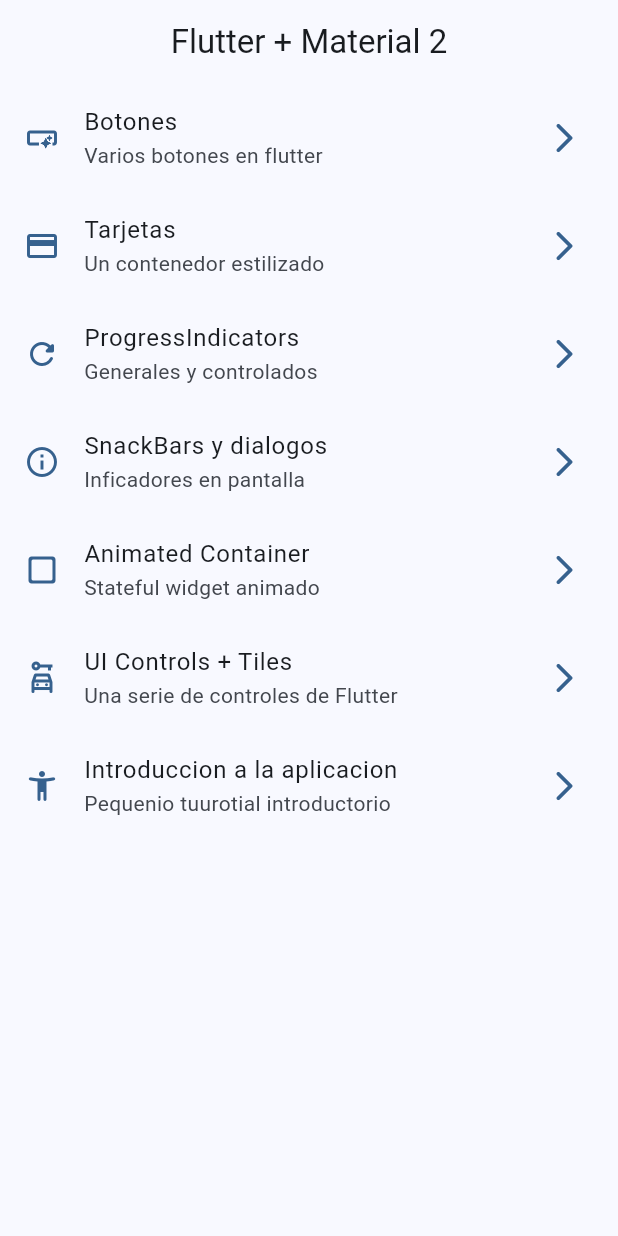
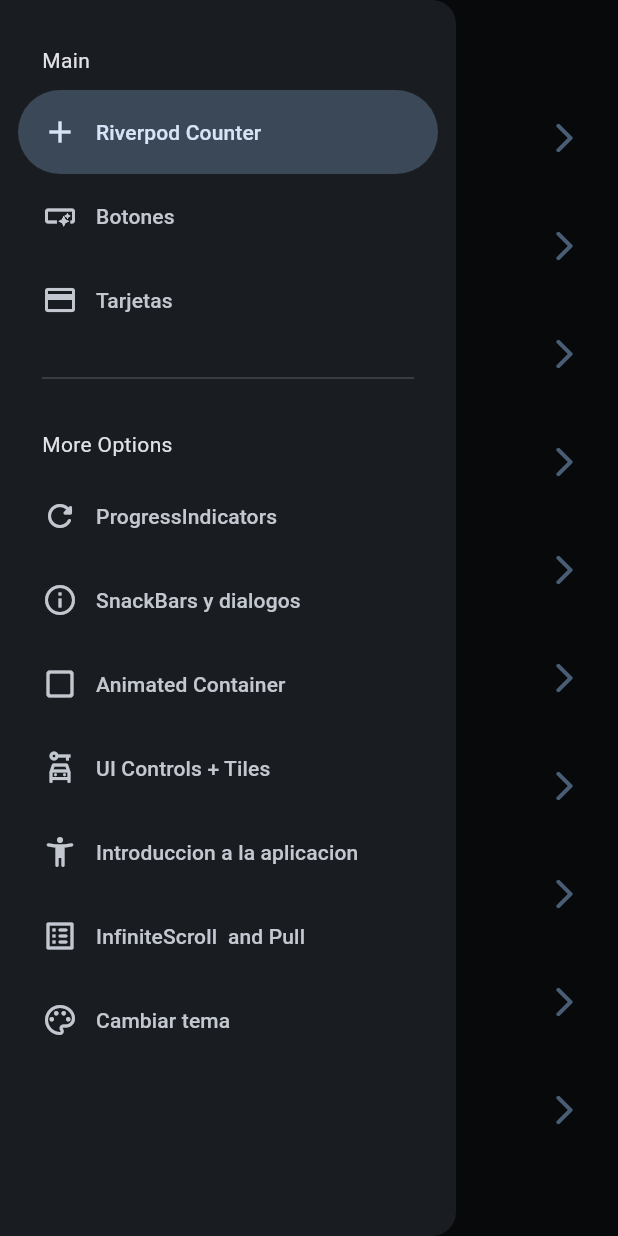
Before and after one commit to MilthonB/Flutter, a Flutter app: the screen it shows after launch, with the side drawer open (before the commit the screen has no drawer), on a phone screen of 412 x 824 dp. Run offline on Flutter 3.47's test engine with Material 3 defaults, Android fonts, the light colour scheme and no system bars; our stand-ins replace animate_do, dio, flutter_riverpod, go_router, google_fonts and 1 more; missing offline and left inert: dart:ffi.

Commit message:
Colors thmes dark

```diff
--- a/widgets_app/lib/config/menu/menu_items.dart
+++ b/widgets_app/lib/config/menu/menu_items.dart
@@ -19,6 +19,12 @@
 
 
 const appMenItem = <MenuItems>[
+  MenuItems(
+    title: 'Riverpod Counter',
+    icon: Icons.add,
+    sbTitle: 'Introudccion a riverpod',
+    link: '/riverpod'
+  ),
   MenuItems(
     title: 'Botones',
     icon: Icons.smart_button_outlined,
@@ -61,5 +67,17 @@
     sbTitle: 'Pequenio tuurotial introductorio',
     link: '/tutorial'
   ),
+  MenuItems(
+    title: 'InfiniteScroll  and Pull',
+    icon: Icons.list_alt_rounded,
+    sbTitle: 'Infinte list and pull to refresh',
+    link: '/infinite'
+  ),
+  MenuItems(
+    title: 'Cambiar tema',
+    icon: Icons.color_lens_outlined,
+    sbTitle: 'Cambiar tema de la aplicacion',
+    link: '/theme_changers'
+  ),
 
 ];
--- a/widgets_app/lib/config/router/app_router.dart
+++ b/widgets_app/lib/config/router/app_router.dart
@@ -1,7 +1,6 @@
 
 
 import 'package:go_router/go_router.dart';
-
 import '../../presentation/screens/screens.dart';
 
 final appRouter = GoRouter(
@@ -46,5 +45,20 @@
       path: '/tutorial',
       builder: (context, state) => const AppTutorialScreen(),
     ),
+    GoRoute(
+      name: InfiniteScrollScreen.name,
+      path: '/infinite',
+      builder: (context, state) => const InfiniteScrollScreen(),
+    ),
+    GoRoute(
+      name: CounterScreen.name,
+      path: '/riverpod',
+      builder: (context, state) => const CounterScreen(),
+    ),
+    GoRoute(
+      name: ThemeChangerScreen.name,
+      path: '/theme_changers',
+      builder: (context, state) => const ThemeChangerScreen(),
+    ),
   ]
 );
--- a/widgets_app/lib/config/theme/app_theme.dart
+++ b/widgets_app/lib/config/theme/app_theme.dart
@@ -21,13 +21,16 @@
 
   final int selectedColor;
 
+  final isDarkMode;
 
   AppTheme({
-    this.selectedColor = 0
+    this.selectedColor = 0,
+    this.isDarkMode = false
   }): assert( selectedColor >= 0, 'El color seleccionado debe ser mayo a 0 ' ),
       assert( selectedColor < colorList.length, ' El color tiene que ser meno o igual a ${colorList.length}' );
 
   ThemeData getTheme()  => ThemeData(
+    brightness: isDarkMode ? Brightness.dark : Brightness.light,
       colorSchemeSeed: colorList[selectedColor],
       appBarTheme: AppBarTheme(
         centerTitle: true
--- a/widgets_app/lib/main.dart
+++ b/widgets_app/lib/main.dart
@@ -1,21 +1,27 @@
 import 'package:flutter/material.dart';
+import 'package:flutter_riverpod/flutter_riverpod.dart';
 import 'package:widgets_app/config/router/app_router.dart';
 import 'package:widgets_app/config/theme/app_theme.dart';
+import 'package:widgets_app/presentation/providers/themeprovider.dart';
 
 void main() {
-  runApp(const MainApp());
+  runApp(
+    ProviderScope(child: const MainApp())
+    );
 }
 
-class MainApp extends StatelessWidget {
+class MainApp extends ConsumerWidget {
   const MainApp({super.key});
 
   @override
-  Widget build(BuildContext context) {
+  Widget build(BuildContext context,ref) {
+    final isDarkMode = ref.watch(isDarkModeProvider);
+    final selectcolor = ref.watch(selectedColorProvider);
     return MaterialApp.router(
       title: 'Flutter Widgets',
       routerConfig: appRouter,
       debugShowCheckedModeBanner: false,
-      theme: AppTheme(selectedColor: 0).getTheme(),
+      theme: AppTheme(selectedColor: selectcolor, isDarkMode: isDarkMode).getTheme(),
 
     );
   }
--- /dev/null
+++ b/widgets_app/lib/presentation/providers/themeprovider.dart
@@ -0,0 +1,12 @@
+
+
+import 'package:flutter_riverpod/flutter_riverpod.dart';
+import 'package:widgets_app/config/theme/app_theme.dart';
+
+StateProvider<bool> isDarkModeProvider = StateProvider((ref) => true);
+
+
+// provider inmtable estado de colores inmutables
+final colorListprovider = Provider((ref) => colorList);
+
+final selectedColorProvider =  StateProvider((ref) => 0);
--- a/widgets_app/lib/presentation/screens/home/home_screen.dart
+++ b/widgets_app/lib/presentation/screens/home/home_screen.dart
@@ -3,17 +3,23 @@
 import 'package:flutter/material.dart';
 import 'package:go_router/go_router.dart';
 import 'package:widgets_app/config/menu/menu_items.dart';
+import 'package:widgets_app/presentation/widgets/side_menu.dart';
 
 class HomeScreen extends StatelessWidget {
   const HomeScreen({super.key});
  static final String name = 'home_screens';
 
 
+
   @override
   Widget build(BuildContext context) {
+    final scaffoldKey = GlobalKey<ScaffoldState>();
+
     return Scaffold(
+      key: scaffoldKey,
       appBar: AppBar(title: Text('Flutter + Material 2'),),
       body: const _HomeView(),
+      drawer: SideMenu(scaffoldKey:scaffoldKey),
     );
   }
 }
--- a/widgets_app/lib/presentation/screens/screens.dart
+++ b/widgets_app/lib/presentation/screens/screens.dart
@@ -1,11 +1,12 @@
-
 
 export 'package:widgets_app/presentation/screens/animated/animated_screen.dart';
 export 'package:widgets_app/presentation/screens/app_tutoril/app_tutorial_screen.dart';
 export 'package:widgets_app/presentation/screens/buttons/button_screens.dart';
 export 'package:widgets_app/presentation/screens/cards/cards_screen.dart';
+export 'package:widgets_app/presentation/screens/conter/counter_screen.dart';
 export 'package:widgets_app/presentation/screens/home/home_screen.dart';
 export 'package:widgets_app/presentation/screens/infinit_scroll/infinite_scroll_screen.dart';
 export 'package:widgets_app/presentation/screens/progress/progress_screen.dart';
 export 'package:widgets_app/presentation/screens/snackbar/snackbar_screen.dart';
+export 'package:widgets_app/presentation/screens/theme_changer/theme_changer_screen.dart';
 export 'package:widgets_app/presentation/screens/ui_controls/uio_controls_screen.dart';
--- /dev/null
+++ b/widgets_app/lib/presentation/widgets/side_menu.dart
@@ -0,0 +1,70 @@
+
+
+
+import 'package:flutter/material.dart';
+import 'package:go_router/go_router.dart';
+import 'package:widgets_app/config/menu/menu_items.dart';
+
+class SideMenu extends StatefulWidget {
+  GlobalKey<ScaffoldState> scaffoldKey ;
+  SideMenu({super.key, required this.scaffoldKey});
+
+  @override
+  State<SideMenu> createState() => _SideMenuState();
+}
+
+class _SideMenuState extends State<SideMenu> {
+
+  int navDrawerIndex = 0;
+
+
+  @override
+  Widget build(BuildContext context) {
+    final hasNatch = MediaQuery.of(context).viewPadding.top > 35;
+    return NavigationDrawer(
+      selectedIndex: navDrawerIndex,
+      onDestinationSelected: (value) {
+        setState(() {
+          navDrawerIndex = value;
+        });
+
+        final menuItem = appMenItem[value];
+        context.push(menuItem.link);
+        widget.scaffoldKey.currentState?.closeDrawer();
+
+      },
+      children: [
+        Padding(
+          padding: EdgeInsets.fromLTRB(28, hasNatch ? 10 : 30, 16, 10),
+          child: Text('Main'),
+        ),
+        // NavigationDrawerDestination(
+        //   icon: Icon(Icons.add),
+        //   label: Text('Home screen')
+        // ),
+        ...appMenItem
+        .sublist(0,3)
+        .map((item)  =>  NavigationDrawerDestination(
+          icon: Icon(item.icon),
+          label: Text(item.title)
+        ),),
+
+        Padding(
+          padding: EdgeInsets.fromLTRB(28, 16, 28, 10),
+          child: Divider(),
+        ),
+        Padding(
+          padding: EdgeInsets.fromLTRB(28, 16, 28, 10),
+          child: Text('More Options'),
+        ),
+        ...appMenItem
+        .sublist(3)
+        .map((item)  =>  NavigationDrawerDestination(
+          icon: Icon(item.icon),
+          label: Text(item.title)
+        ),),
+
+      ]
+      );
+  }
+}
--- a/widgets_app/pubspec.yaml
+++ b/widgets_app/pubspec.yaml
@@ -10,6 +10,7 @@
   animate_do: ^3.3.4
   flutter:
     sdk: flutter
+  flutter_riverpod: ^2.5.1
   go_router: ^14.1.4
 
 dev_dependencies:
```
Also changed, not shown: widgets_app/lib/presentation/providers/counter_provider.dart (added, +9 -0 lines), widgets_app/lib/presentation/screens/conter/counter_screen.dart (added, +53 -0 lines), widgets_app/lib/presentation/screens/infinit_scroll/infinite_scroll_screen.dart (+132 -2 lines), widgets_app/lib/presentation/screens/theme_changer/theme_changer_screen.dart (added, +57 -0 lines), widgets_app/pubspec.lock.
